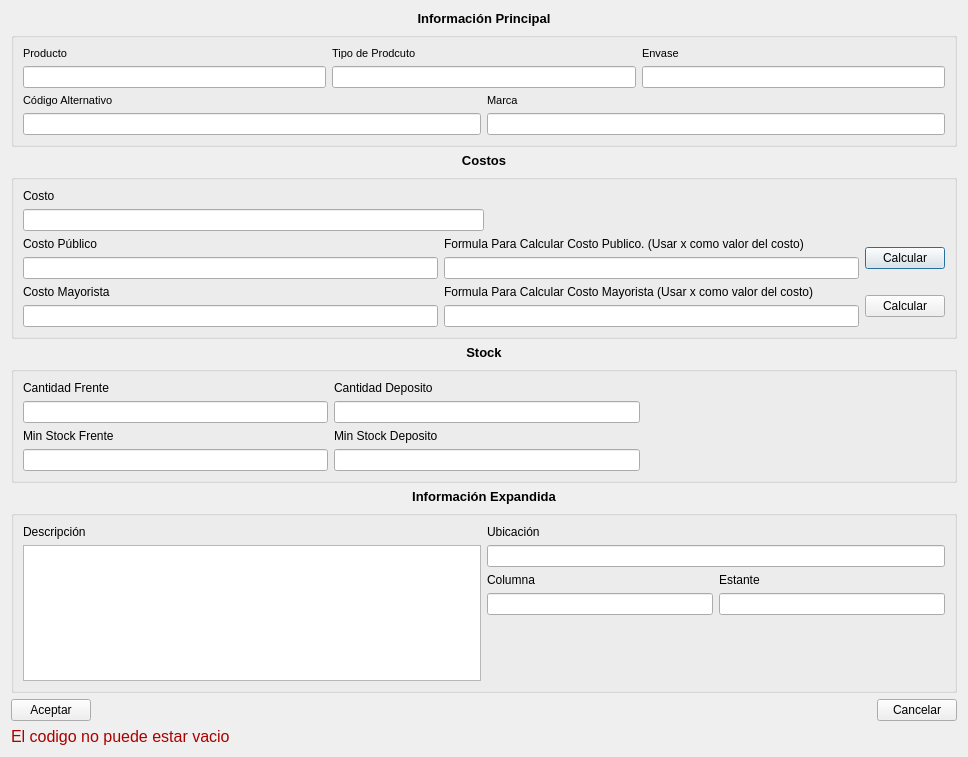
Qt form GBBStock/src/dialogproduct.ui (aarelovich/gbb) before a commit.
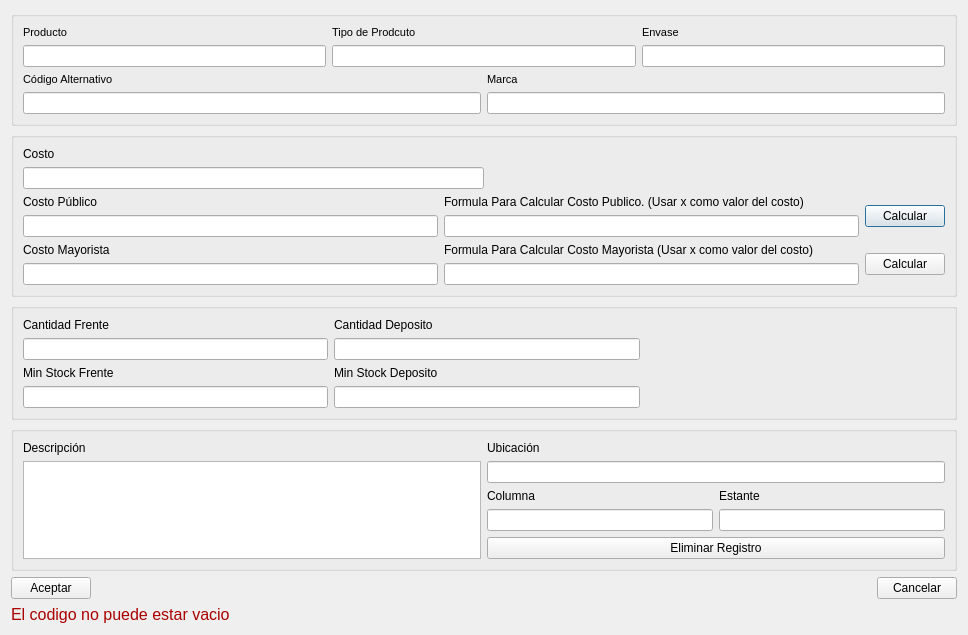
The same form after that commit.

```diff
--- a/GBBStock/src/dialogproduct.ui
+++ b/GBBStock/src/dialogproduct.ui
@@ -7,30 +7,13 @@
     <x>0</x>
     <y>0</y>
     <width>968</width>
-    <height>757</height>
+    <height>626</height>
    </rect>
   </property>
   <property name="windowTitle">
    <string>Información de Producto</string>
   </property>
   <layout class="QVBoxLayout" name="verticalLayout_22">
-   <item>
-    <widget class="QLabel" name="label_17">
-     <property name="font">
-      <font>
-       <pointsize>10</pointsize>
-       <weight>75</weight>
-       <bold>true</bold>
-      </font>
-     </property>
-     <property name="text">
-      <string>Información Principal</string>
-     </property>
-     <property name="alignment">
-      <set>Qt::AlignCenter</set>
-     </property>
-    </widget>
-   </item>
    <item>
     <widget class="QGroupBox" name="groupBox">
      <property name="font">
@@ -125,23 +108,6 @@
      </layout>
     </widget>
    </item>
-   <item>
-    <widget class="QLabel" name="label_18">
-     <property name="font">
-      <font>
-       <pointsize>10</pointsize>
-       <weight>75</weight>
-       <bold>true</bold>
-      </font>
-     </property>
-     <property name="text">
-      <string>Costos</string>
-     </property>
-     <property name="alignment">
-      <set>Qt::AlignCenter</set>
-     </property>
-    </widget>
-   </item>
    <item>
     <widget class="QGroupBox" name="groupBox_3">
      <property name="title">
@@ -280,23 +246,6 @@
      </layout>
     </widget>
    </item>
-   <item>
-    <widget class="QLabel" name="label_19">
-     <property name="font">
-      <font>
-       <pointsize>10</pointsize>
-       <weight>75</weight>
-       <bold>true</bold>
-      </font>
-     </property>
-     <property name="text">
-      <string>Stock</string>
-     </property>
-     <property name="alignment">
-      <set>Qt::AlignCenter</set>
-     </property>
-    </widget>
-   </item>
    <item>
     <widget class="QGroupBox" name="groupBox_4">
      <property name="title">
@@ -391,23 +340,6 @@
      </layout>
     </widget>
    </item>
-   <item>
-    <widget class="QLabel" name="label_20">
-     <property name="font">
-      <font>
-       <pointsize>10</pointsize>
-       <weight>75</weight>
-       <bold>true</bold>
-      </font>
-     </property>
-     <property name="text">
-      <string>Información Expandida</string>
-     </property>
-     <property name="alignment">
-      <set>Qt::AlignCenter</set>
-     </property>
-    </widget>
-   </item>
    <item>
     <widget class="QGroupBox" name="groupBox_2">
      <property name="title">
@@ -424,7 +356,14 @@
          </widget>
         </item>
         <item>
-         <widget class="QPlainTextEdit" name="pteDesc"/>
+         <widget class="QPlainTextEdit" name="pteDesc">
+          <property name="maximumSize">
+           <size>
+            <width>16777215</width>
+            <height>150</height>
+           </size>
+          </property>
+         </widget>
         </item>
        </layout>
       </item>
@@ -501,6 +440,13 @@
           </property>
          </spacer>
         </item>
+        <item>
+         <widget class="QPushButton" name="pbEliminarRegistro">
+          <property name="text">
+           <string>Eliminar Registro</string>
+          </property>
+         </widget>
+        </item>
        </layout>
       </item>
      </layout>
```
